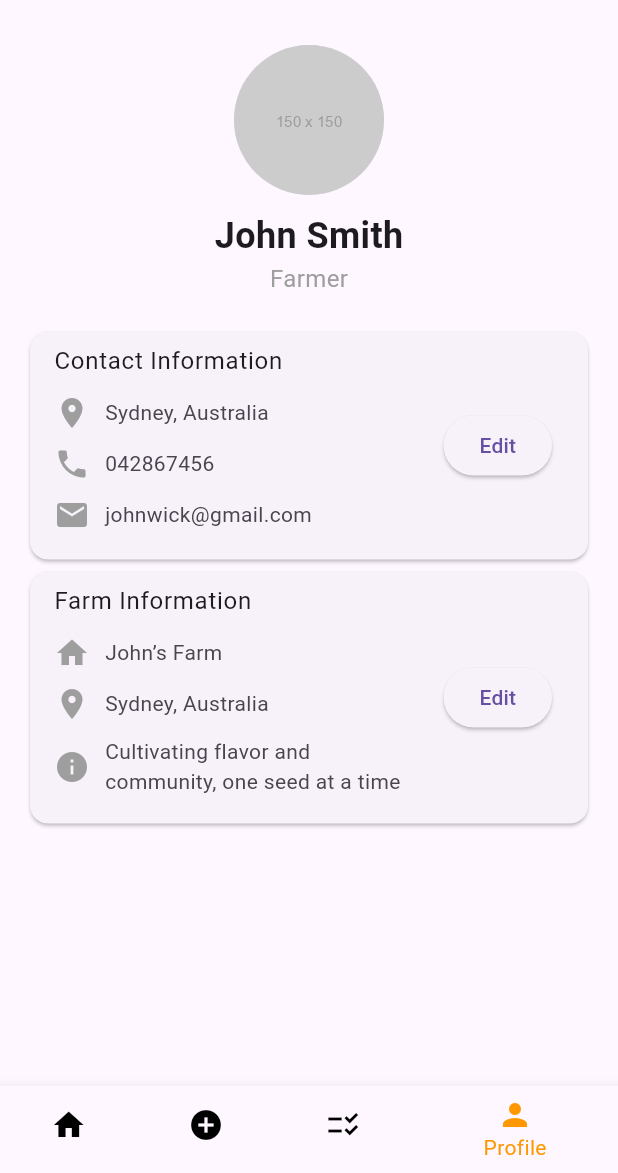
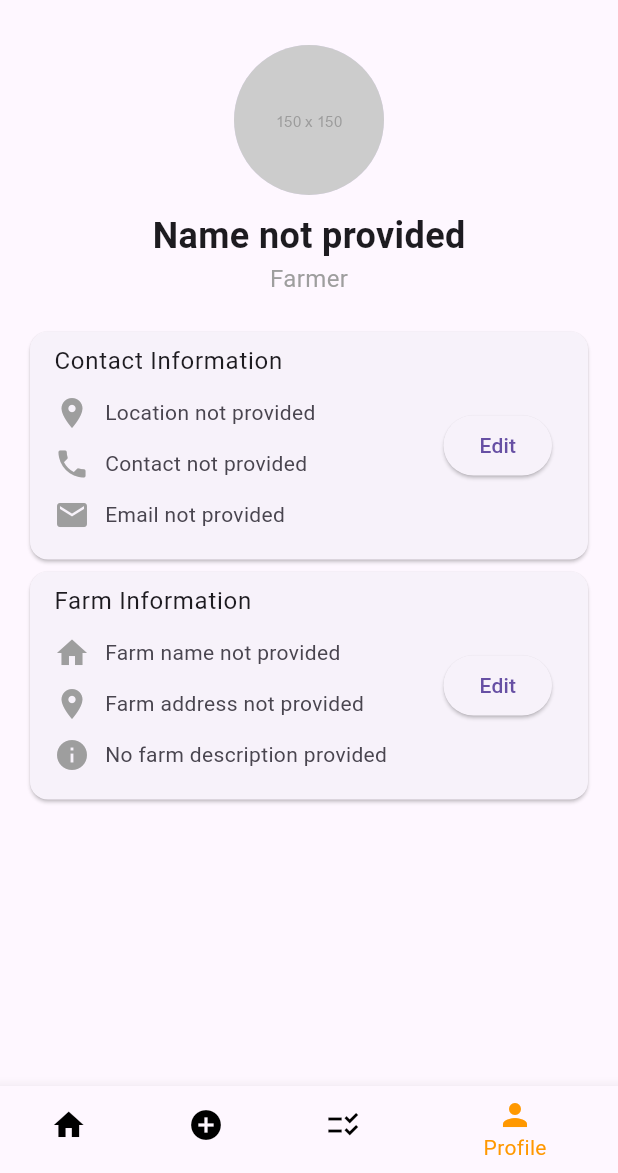
Before and after one commit to fagojs/FarmConnect, a Flutter app: the ProfilePage screen opened directly, on a phone screen of 412 x 824 dp, the part 63-1236 px from its top. Run offline on Flutter 3.47's test engine with Material 3 defaults, Android fonts, the phone set to English and light mode, and no system bars; our stand-ins replace image_picker.

Commit message:
added user-address field

```diff
--- a/lib/screens/farmer/profile/profile_page.dart
+++ b/lib/screens/farmer/profile/profile_page.dart
@@ -6,19 +6,20 @@ import './edit_farm_info.dart';
 import '../home_page.dart';
 import '../list_product_page/list_product.dart';
 import '../manage_order/manage_orders.dart';
+import '../../../data/currentuser.dart';
 
 class ProfilePage extends StatelessWidget {
   final Map<String, dynamic> contactInfo = {
-    'name': 'John Smith',
-    'location': 'Sydney, Australia',
-    'phone': '042867456',
-    'email': 'johnwick@gmail.com',
+    'name': currentUser.fullName,
+    'location': currentUser.address,
+    'phone': currentUser.contactNumber,
+    'email': currentUser.email,
   };
 
   final Map<String, dynamic> farmInfo = {
-    'farmName': 'John’s Farm',
-    'location': 'Sydney, Australia',
-    'description': 'Cultivating flavor and community, one seed at a time',
+    'farmName': currentUser.farmName,
+    'location': currentUser.farmAddress,
+    'description': currentUser.farmDescription,
   };
 
   @override
@@ -89,7 +90,8 @@ class ProfilePage extends StatelessWidget {
                 backgroundImage: AssetImage('images/placeholder_img.png'), // Placeholder image
               ),
               SizedBox(height: 10),
-              Text('John Smith', style: TextStyle(fontSize: 24, fontWeight: FontWeight.bold)),
+              Text(currentUser.fullName ?? 'Name not provided', style: TextStyle(fontSize: 24, fontWeight: FontWeight.bold)),
+              //Text('John Smith', style: TextStyle(fontSize: 24, fontWeight: FontWeight.bold)),
               Text('Farmer', style: TextStyle(color: Colors.grey, fontSize: 16)),
               SizedBox(height: 20),
 
@@ -105,7 +107,8 @@ class ProfilePage extends StatelessWidget {
                         children: [
                           Icon(Icons.location_on, color: Colors.grey),
                           SizedBox(width: 10),
-                          Text(contactInfo['location']),
+                          //Text(contactInfo['location']),
+                           Text(currentUser.address ?? 'Location not provided'),
                         ],
                       ),
                       SizedBox(height: 10),
@@ -113,7 +116,8 @@ class ProfilePage extends StatelessWidget {
                         children: [
                           Icon(Icons.phone, color: Colors.grey),
                           SizedBox(width: 10),
-                          Text(contactInfo['phone']),
+                          //Text(contactInfo['phone']),
+                          Text(currentUser.contactNumber ?? 'Contact not provided'),
                         ],
                       ),
                       SizedBox(height: 10),
@@ -121,7 +125,8 @@ class ProfilePage extends StatelessWidget {
                         children: [
                           Icon(Icons.email, color: Colors.grey),
                           SizedBox(width: 10),
-                          Text(contactInfo['email']),
+                          //Text(contactInfo['email']),
+                          Text(currentUser.email ?? 'Email not provided'),
                         ],
                       ),
                       SizedBox(height: 10),
@@ -151,7 +156,8 @@ class ProfilePage extends StatelessWidget {
                         children: [
                           Icon(Icons.home, color: Colors.grey),
                           SizedBox(width: 10),
-                          Text(farmInfo['farmName']),
+                          //Text(farmInfo['farmName']),
+                          Text(currentUser.farmName ?? 'Farm name not provided'),
                         ],
                       ),
                       SizedBox(height: 10),
@@ -159,7 +165,7 @@ class ProfilePage extends StatelessWidget {
                         children: [
                           Icon(Icons.location_on, color: Colors.grey),
                           SizedBox(width: 10),
-                          Text(farmInfo['location']),
+                          Text(currentUser.farmAddress ?? 'Farm address not provided'),
                         ],
                       ),
                       SizedBox(height: 10),
@@ -167,7 +173,8 @@ class ProfilePage extends StatelessWidget {
                         children: [
                           Icon(Icons.info, color: Colors.grey),
                           SizedBox(width: 10),
-                          Expanded(child: Text(farmInfo['description'])),
+                         // Expanded(child: Text(farmInfo['description'])),
+                          Expanded(child: Text(currentUser.farmDescription ?? 'No farm description provided')),
                         ],
                       ),
                       SizedBox(height: 10),
```
